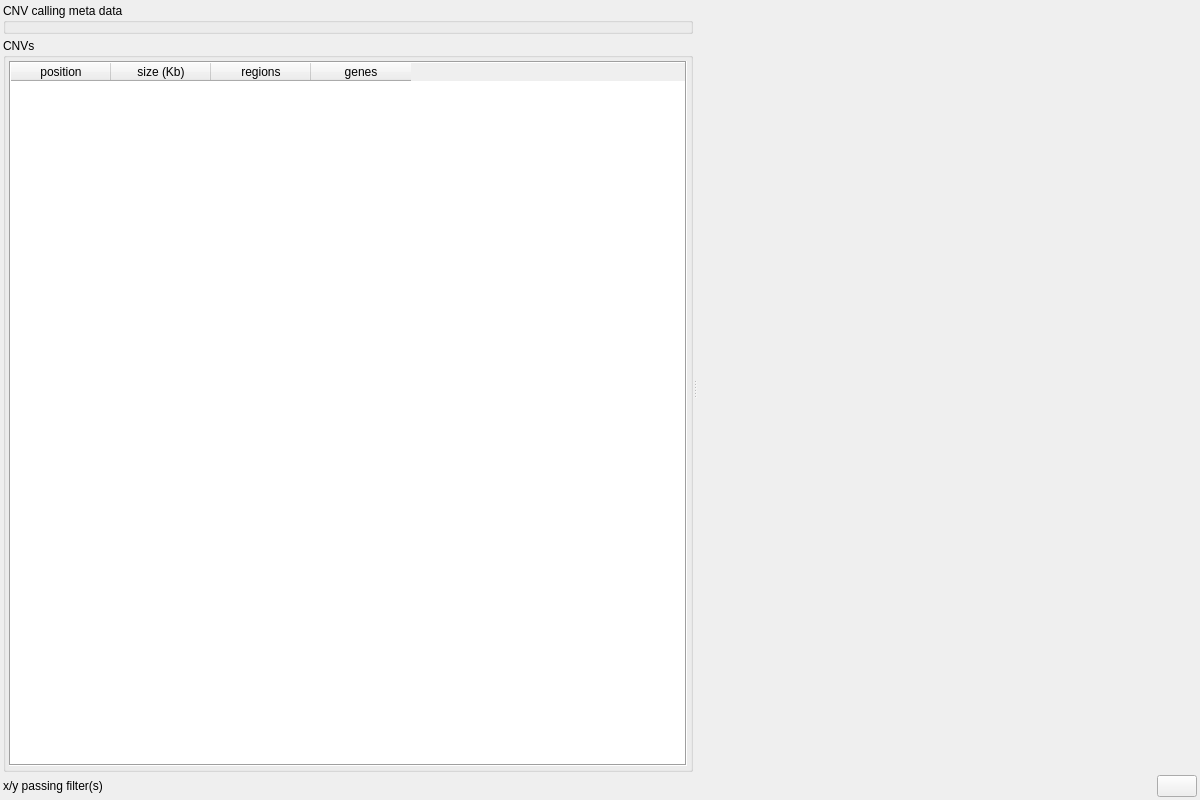
Before: the Qt Designer form src/GSvar/CnvWidget.ui in imgag/ngs-bits, drawn with Qt 5.
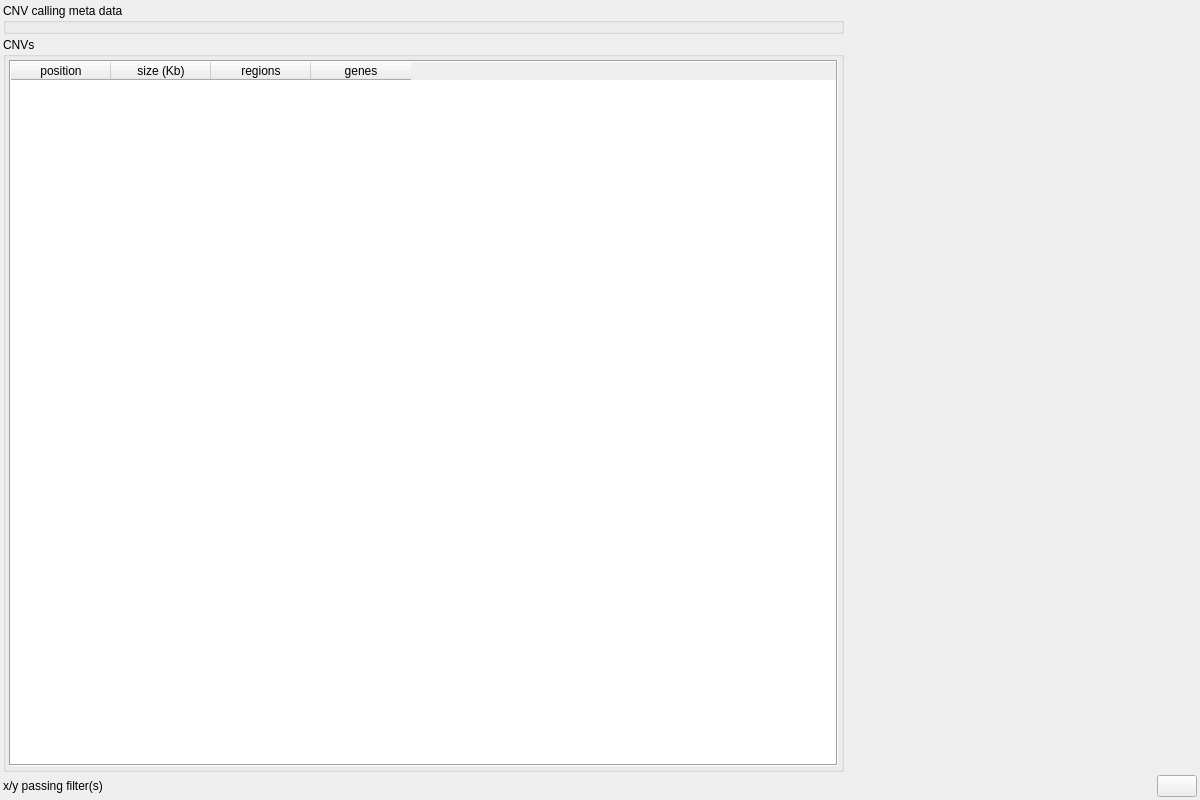
After: the same form once the commit is applied. Icons and pictures are not drawn. Custom widgets are drawn as their Qt base class.

Diff of the .ui file:
```diff
--- a/src/GSvar/CnvWidget.ui
+++ b/src/GSvar/CnvWidget.ui
@@ -19,10 +19,7 @@
   <property name="windowTitle">
    <string>Form</string>
   </property>
-  <layout class="QVBoxLayout" name="verticalLayout_4" stretch="1,0">
-   <property name="spacing">
-    <number>3</number>
-   </property>
+  <layout class="QGridLayout" name="gridLayout">
    <property name="leftMargin">
     <number>3</number>
    </property>
@@ -35,20 +32,10 @@
    <property name="bottomMargin">
     <number>3</number>
    </property>
-   <item>
-    <widget class="QSplitter" name="splitter">
-     <property name="orientation">
-      <enum>Qt::Horizontal</enum>
-     </property>
-     <property name="childrenCollapsible">
-      <bool>false</bool>
-     </property>
-     <widget class="QWidget" name="layoutWidget">
-      <layout class="QVBoxLayout" name="verticalLayout">
        <property name="spacing">
         <number>3</number>
        </property>
-       <item>
+   <item row="0" column="0">
         <widget class="QGroupBox" name="info_box">
          <property name="title">
           <string>CNV calling meta data</string>
@@ -75,23 +62,29 @@
          </layout>
         </widget>
        </item>
-       <item>
-        <spacer name="verticalSpacer">
-         <property name="orientation">
-          <enum>Qt::Vertical</enum>
-         </property>
-         <property name="sizeType">
-          <enum>QSizePolicy::Fixed</enum>
-         </property>
-         <property name="sizeHint" stdset="0">
+   <item row="0" column="1" rowspan="2">
+    <widget class="FilterWidgetCNV" name="filter_widget" native="true">
+     <property name="sizePolicy">
+      <sizepolicy hsizetype="Minimum" vsizetype="Preferred">
+       <horstretch>0</horstretch>
+       <verstretch>0</verstretch>
+      </sizepolicy>
+     </property>
+     <property name="minimumSize">
+      <size>
+       <width>350</width>
+       <height>500</height>
+      </size>
+     </property>
+     <property name="maximumSize">
           <size>
-           <width>1</width>
-           <height>1</height>
-          </size>
-         </property>
-        </spacer>
-       </item>
-       <item>
+       <width>350</width>
+       <height>16777215</height>
+      </size>
+     </property>
+    </widget>
+   </item>
+   <item row="1" column="0">
         <widget class="QGroupBox" name="groupBox">
          <property name="title">
           <string>CNVs</string>
@@ -169,31 +162,7 @@
          </layout>
         </widget>
        </item>
-      </layout>
-     </widget>
-     <widget class="FilterWidgetCNV" name="filter_widget" native="true">
-      <property name="sizePolicy">
-       <sizepolicy hsizetype="Minimum" vsizetype="Preferred">
-        <horstretch>0</horstretch>
-        <verstretch>0</verstretch>
-       </sizepolicy>
-      </property>
-      <property name="minimumSize">
-       <size>
-        <width>350</width>
-        <height>500</height>
-       </size>
-      </property>
-      <property name="maximumSize">
-       <size>
-        <width>500</width>
-        <height>16777215</height>
-       </size>
-      </property>
-     </widget>
-    </widget>
-   </item>
-   <item>
+   <item row="2" column="0" colspan="2">
     <layout class="QHBoxLayout" name="horizontalLayout">
      <item>
       <widget class="QLabel" name="status">
```
Lines whose indentation alone changed are shown as unchanged.
